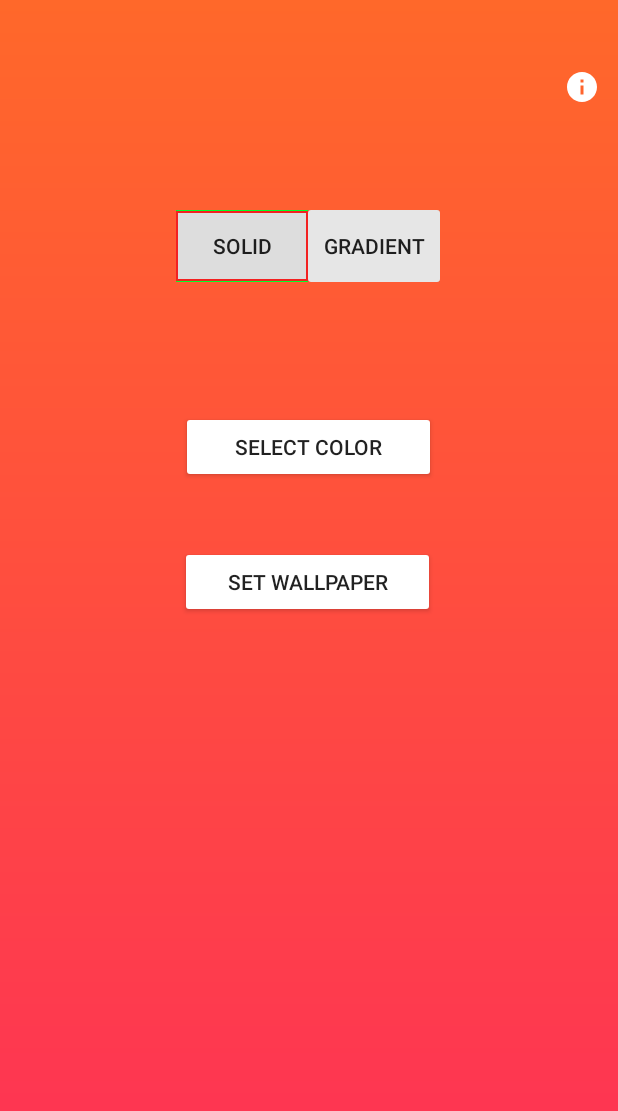
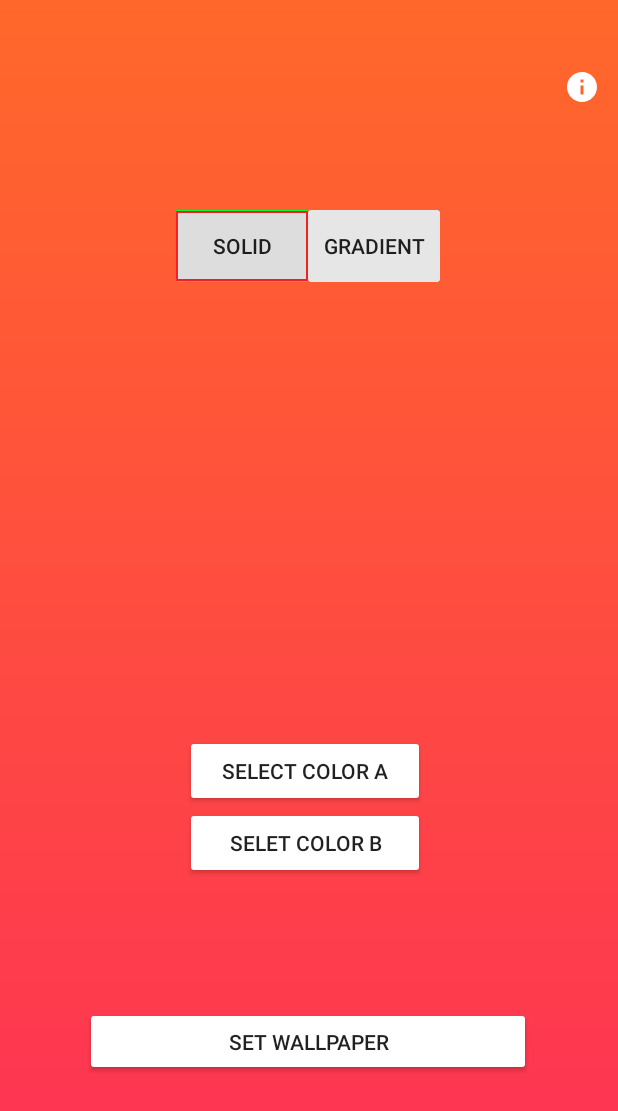
Before and after one commit to L-win/ColorpickerWallpaper, an Android app: the screen it shows after launch (MainActivity), on a phone screen of 412 x 824 dp. Shown: the top 1111 px of the screen. Run offline under Robolectric (Android 15) with nearby library versions, the phone set to English and light mode, and no system bars; libraries missing offline, so code that uses them is left out: yuku.ambilwarna.

Commit message:
new ui update 1

```diff
--- a/app/src/main/res/layout/activity_main.xml
+++ b/app/src/main/res/layout/activity_main.xml
@@ -46,24 +46,27 @@
     </LinearLayout>
 
     <!--    LAYOUT HOLDER-->
+
+    <!--    SET WALLPAPER-->
+
     <LinearLayout
         android:id="@+id/layout_holder"
         android:layout_width="wrap_content"
-        android:layout_height="wrap_content"
+        android:layout_height="130dp"
         android:padding="15dp"
         app:layout_constraintBottom_toBottomOf="parent"
         app:layout_constraintEnd_toEndOf="parent"
-        app:layout_constraintHorizontal_bias="0.497"
+        app:layout_constraintHorizontal_bias="0.488"
         app:layout_constraintStart_toStartOf="parent"
         app:layout_constraintTop_toBottomOf="@+id/switch_layout"
-        app:layout_constraintVertical_bias="0.077">
+        app:layout_constraintVertical_bias="0.555">
 
         <LinearLayout
             android:id="@+id/solid_layout"
             android:layout_width="wrap_content"
             android:layout_height="wrap_content"
             android:orientation="vertical"
-            android:visibility="visible">
+            android:visibility="gone">
 
             <Button
                 android:id="@+id/open_colorpicker"
@@ -71,7 +74,7 @@
                 android:layout_height="wrap_content"
                 android:layout_gravity="center"
                 android:layout_marginTop="20dp"
-                android:width="170dp"
+                android:width="160dp"
                 android:backgroundTint="@color/white"
                 android:text="Select Color" />
 
@@ -84,21 +87,19 @@
             android:layout_height="wrap_content"
             android:layout_gravity="center"
             android:orientation="vertical"
-            android:visibility="gone">
+            android:visibility="visible">
 
             <Button
                 android:id="@+id/open_gradient_colorpicker_a"
-                android:layout_width="150dp"
+                android:layout_width="160dp"
                 android:layout_height="wrap_content"
-                android:layout_margin="10dp"
                 android:backgroundTint="@color/white"
                 android:text="SELECT COLOR A" />
 
             <Button
                 android:id="@+id/open_gradient_colorpicker_b"
-                android:layout_width="150dp"
+                android:layout_width="160dp"
                 android:layout_height="wrap_content"
-                android:layout_margin="10dp"
                 android:backgroundTint="@color/white"
                 android:text="SELET COLOR B" />
 
@@ -107,20 +108,19 @@
 
     </LinearLayout>
 
-    <!--    SET WALLPAPER-->
     <Button
         android:id="@+id/set_wallpaper"
-        android:layout_width="wrap_content"
-        android:layout_height="wrap_content"
+        android:layout_width="297dp"
+        android:layout_height="46dp"
         android:layout_gravity="center"
         android:width="170dp"
         android:backgroundTint="@color/white"
         android:text="Set Wallpaper"
         app:layout_constraintBottom_toBottomOf="parent"
         app:layout_constraintEnd_toEndOf="parent"
-        app:layout_constraintHorizontal_bias="0.497"
+        app:layout_constraintHorizontal_bias="0.495"
         app:layout_constraintStart_toStartOf="parent"
         app:layout_constraintTop_toBottomOf="@+id/layout_holder"
-        app:layout_constraintVertical_bias="0.061" />
+        app:layout_constraintVertical_bias="0.389" />
 
 </androidx.constraintlayout.widget.ConstraintLayout>
```
